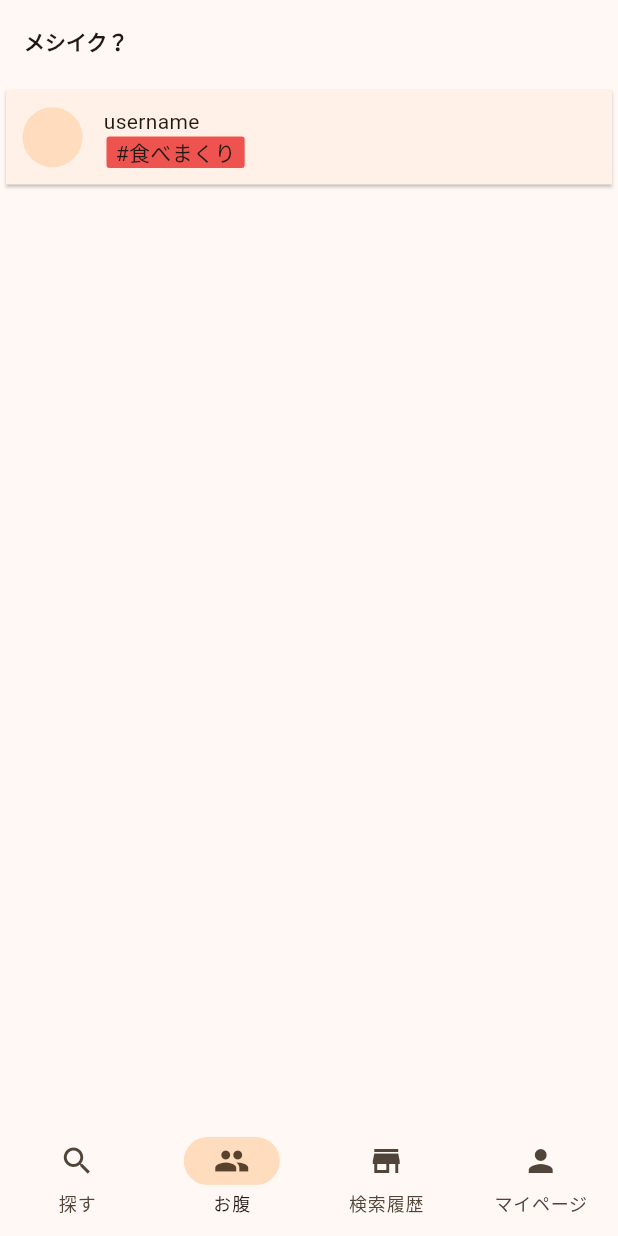
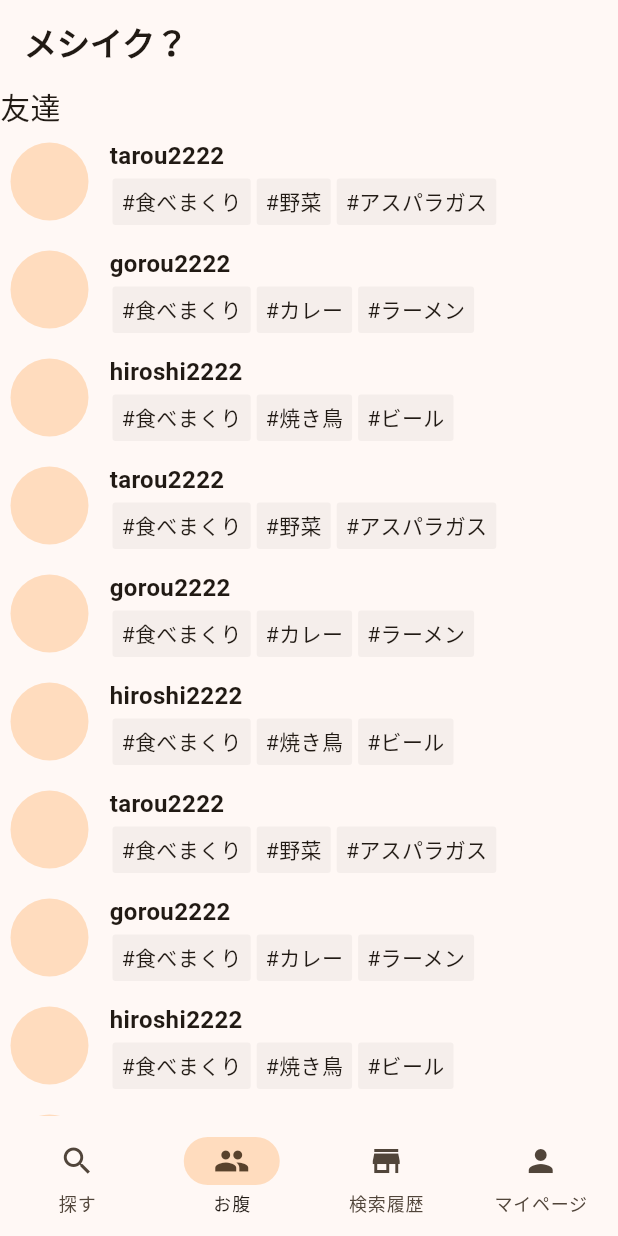
Before and after one commit to meshiiku/prototype_v1, a Flutter app: the screen it shows after launch, item 2 of the bottom bar chosen, on a phone screen of 412 x 824 dp. Run offline on Flutter 3.47's test engine with Material 3 defaults, Android fonts, the phone set to English and light mode, and no system bars; our stand-ins replace device_preview.

Commit message:
style: テーマリングとユーザーリストのレイアウトを改善

```diff
--- a/lib/components/user_card.dart
+++ b/lib/components/user_card.dart
@@ -11,29 +11,46 @@ class UserCard extends StatelessWidget {
     // TODO: implement build
     return Card(
       shape: RoundedRectangleBorder(),
+      shadowColor: Colors.transparent,
+      color: Theme.of(context).scaffoldBackgroundColor,
       child: Row(
         mainAxisAlignment: MainAxisAlignment.spaceBetween,
         children: [
           Container(
-            padding: EdgeInsets.all(10),
-            margin: EdgeInsets.all(1),
+            padding: EdgeInsets.all(1),
+            margin: EdgeInsets.all(2),
             child: Row(
               children: [
-                CircleAvatar(),
+                CircleAvatar(radius: 26),
                 SizedBox(width: 14),
                 Column(
                   crossAxisAlignment: CrossAxisAlignment.start,
                   children: [
-                    Text(profile.username),
+                    Text(
+                      profile.username,
+                      style: const TextStyle(
+                        fontWeight: FontWeight.bold,
+                        fontSize: 16,
+                      ),
+                    ),
                     Row(
                       children:
                           profile.hashtags
                               .map(
                                 (item) => Container(
-                                  padding: EdgeInsets.only(left: 6, right: 6),
-                                  margin: EdgeInsets.only(left: 2, right: 2),
+                                  padding: const EdgeInsets.only(
+                                    left: 6,
+                                    right: 6,
+                                    top: 5,
+                                    bottom: 5,
+                                  ),
+                                  margin: const EdgeInsets.only(
+                                    left: 2,
+                                    right: 2,
+                                    top: 4,
+                                  ),
                                   decoration: BoxDecoration(
-                                    color: Colors.red.shade400,
+                                    color: Theme.of(context).hoverColor,
                                     shape: BoxShape.rectangle,
                                     borderRadius: BorderRadius.circular(2.0),
                                   ),
--- /dev/null
+++ b/lib/constants/user_profile_dummies.dart
@@ -0,0 +1,64 @@
+import "package:prototype_v1/model/user_profile.dart";
+
+final dummyUsers = [
+  UserProfile("tarou2222", ["食べまくり", "野菜", "アスパラガス"]),
+  UserProfile("gorou2222", ["食べまくり", "カレー", "ラーメン"]),
+  UserProfile("hiroshi2222", ["食べまくり", "焼き鳥", "ビール"]),
+  UserProfile("tarou2222", ["食べまくり", "野菜", "アスパラガス"]),
+  UserProfile("gorou2222", ["食べまくり", "カレー", "ラーメン"]),
+  UserProfile("hiroshi2222", ["食べまくり", "焼き鳥", "ビール"]),
+  UserProfile("tarou2222", ["食べまくり", "野菜", "アスパラガス"]),
+  UserProfile("gorou2222", ["食べまくり", "カレー", "ラーメン"]),
+  UserProfile("hiroshi2222", ["食べまくり", "焼き鳥", "ビール"]),
+  UserProfile("tarou2222", ["食べまくり", "野菜", "アスパラガス"]),
+  UserProfile("gorou2222", ["食べまくり", "カレー", "ラーメン"]),
+  UserProfile("hiroshi2222", ["食べまくり", "焼き鳥", "ビール"]),
+  UserProfile("tarou2222", ["食べまくり", "野菜", "アスパラガス"]),
+  UserProfile("gorou2222", ["食べまくり", "カレー", "ラーメン"]),
+  UserProfile("hiroshi2222", ["食べまくり", "焼き鳥", "ビール"]),
+  UserProfile("tarou2222", ["食べまくり", "野菜", "アスパラガス"]),
+  UserProfile("gorou2222", ["食べまくり", "カレー", "ラーメン"]),
+  UserProfile("hiroshi2222", ["食べまくり", "焼き鳥", "ビール"]),
+  UserProfile("tarou2222", ["食べまくり", "野菜", "アスパラガス"]),
+  UserProfile("gorou2222", ["食べまくり", "カレー", "ラーメン"]),
+  UserProfile("hiroshi2222", ["食べまくり", "焼き鳥", "ビール"]),
+  UserProfile("tarou2222", ["食べまくり", "野菜", "アスパラガス"]),
+  UserProfile("gorou2222", ["食べまくり", "カレー", "ラーメン"]),
+  UserProfile("hiroshi2222", ["食べまくり", "焼き鳥", "ビール"]),
+  UserProfile("tarou2222", ["食べまくり", "野菜", "アスパラガス"]),
+  UserProfile("gorou2222", ["食べまくり", "カレー", "ラーメン"]),
+  UserProfile("hiroshi2222", ["食べまくり", "焼き鳥", "ビール"]),
+  UserProfile("tarou2222", ["食べまくり", "野菜", "アスパラガス"]),
+  UserProfile("gorou2222", ["食べまくり", "カレー", "ラーメン"]),
+  UserProfile("hiroshi2222", ["食べまくり", "焼き鳥", "ビール"]),
+  UserProfile("tarou2222", ["食べまくり", "野菜", "アスパラガス"]),
+  UserProfile("gorou2222", ["食べまくり", "カレー", "ラーメン"]),
+  UserProfile("hiroshi2222", ["食べまくり", "焼き鳥", "ビール"]),
+  UserProfile("tarou2222", ["食べまくり", "野菜", "アスパラガス"]),
+  UserProfile("gorou2222", ["食べまくり", "カレー", "ラーメン"]),
+  UserProfile("hiroshi2222", ["食べまくり", "焼き鳥", "ビール"]),
+  UserProfile("tarou2222", ["食べまくり", "野菜", "アスパラガス"]),
+  UserProfile("gorou2222", ["食べまくり", "カレー", "ラーメン"]),
+  UserProfile("hiroshi2222", ["食べまくり", "焼き鳥", "ビール"]),
+  UserProfile("tarou2222", ["食べまくり", "野菜", "アスパラガス"]),
+  UserProfile("gorou2222", ["食べまくり", "カレー", "ラーメン"]),
+  UserProfile("hiroshi2222", ["食べまくり", "焼き鳥", "ビール"]),
+  UserProfile("tarou2222", ["食べまくり", "野菜", "アスパラガス"]),
+  UserProfile("gorou2222", ["食べまくり", "カレー", "ラーメン"]),
+  UserProfile("hiroshi2222", ["食べまくり", "焼き鳥", "ビール"]),
+  UserProfile("tarou2222", ["食べまくり", "野菜", "アスパラガス"]),
+  UserProfile("gorou2222", ["食べまくり", "カレー", "ラーメン"]),
+  UserProfile("hiroshi2222", ["食べまくり", "焼き鳥", "ビール"]),
+  UserProfile("tarou2222", ["食べまくり", "野菜", "アスパラガス"]),
+  UserProfile("gorou2222", ["食べまくり", "カレー", "ラーメン"]),
+  UserProfile("hiroshi2222", ["食べまくり", "焼き鳥", "ビール"]),
+  UserProfile("tarou2222", ["食べまくり", "野菜", "アスパラガス"]),
+  UserProfile("gorou2222", ["食べまくり", "カレー", "ラーメン"]),
+  UserProfile("hiroshi2222", ["食べまくり", "焼き鳥", "ビール"]),
+  UserProfile("tarou2222", ["食べまくり", "野菜", "アスパラガス"]),
+  UserProfile("gorou2222", ["食べまくり", "カレー", "ラーメン"]),
+  UserProfile("hiroshi2222", ["食べまくり", "焼き鳥", "ビール"]),
+  UserProfile("tarou2222", ["食べまくり", "野菜", "アスパラガス"]),
+  UserProfile("gorou2222", ["食べまくり", "カレー", "ラーメン"]),
+  UserProfile("hiroshi2222", ["食べまくり", "焼き鳥", "ビール"]),
+];
--- a/lib/main.dart
+++ b/lib/main.dart
@@ -1,7 +1,7 @@
 import "package:flutter/material.dart";
+import "package:prototype_v1/constants/user_profile_dummies.dart";
 import "package:prototype_v1/components/navigation_bar.dart";
 import "package:prototype_v1/constants/theme.dart";
-import "package:prototype_v1/model/user_profile.dart";
 import "package:prototype_v1/screen/mypage-screen.dart";
 import "package:prototype_v1/screen/search-screen.dart";
 import "package:prototype_v1/screen/store-history-screen.dart";
@@ -49,7 +49,7 @@ class _MyHomePageState extends State<MyHomePage> {
     ProfileScreen(
       profiles: [
         // 仮データ
-        UserProfile("username", ["食べまくり"]),
+        ...dummyUsers,
       ],
     ),
     const StoreHistoryScreen(),
@@ -59,15 +59,20 @@ class _MyHomePageState extends State<MyHomePage> {
   @override
   Widget build(BuildContext context) {
     return Scaffold(
-      appBar: AppBar(
-        backgroundColor: Theme.of(context).scaffoldBackgroundColor,
-        title: const Text("メシイク？"),
-        titleTextStyle: TextStyle(
-          fontWeight: FontWeight.bold,
-          color: Theme.of(context).textTheme.bodyLarge?.color,
-        ),
+      body: NestedScrollView(
+        headerSliverBuilder:
+            (context, _) => [
+              SliverAppBar(
+                title: const Text(
+                  "メシイク？",
+                  style: TextStyle(fontWeight: FontWeight.bold),
+                ),
+                backgroundColor: Theme.of(context).scaffoldBackgroundColor,
+                surfaceTintColor: Theme.of(context).scaffoldBackgroundColor,
+              ),
+            ],
+        body: screens[_currentIndex],
       ),
-      body: screens[_currentIndex],
       bottomNavigationBar: CustomNavigationBar(
         currentTab: _currentIndex,
         onDestinationSelected: (index) {
--- a/lib/model/user_profile.dart
+++ b/lib/model/user_profile.dart
@@ -1,6 +1,6 @@
 class UserProfile {
   String username; // ユーザー名
-  List<String> hashtags; //ハッシュタグ
+  List<String> hashtags; // ハッシュタグ
 
   UserProfile(this.username, this.hashtags);
 }
--- a/lib/screen/mypage-screen.dart
+++ b/lib/screen/mypage-screen.dart
@@ -1,4 +1,6 @@
 import "package:flutter/material.dart";
+import "package:prototype_v1/components/user_card.dart";
+import "package:prototype_v1/model/user_profile.dart";
 
 class MyPageScreen extends StatelessWidget {
   const MyPageScreen({super.key});
@@ -6,6 +8,11 @@ class MyPageScreen extends StatelessWidget {
   @override
   Widget build(BuildContext context) {
     // TODO: implement build
-    return Text("my-page");
+    return ListView(
+      children: [
+        Text("マイページ"),
+        UserCard(profile: UserProfile("username", ["ラーメン"])),
+      ],
+    );
   }
 }
--- a/lib/screen/search-screen.dart
+++ b/lib/screen/search-screen.dart
@@ -10,6 +10,6 @@ class SearchScreen extends StatefulWidget {
 class _SearchScreenState extends State<SearchScreen> {
   @override
   Widget build(BuildContext context) {
-    return Text("Search screen...");
+    return Text("data");
   }
 }
--- a/lib/screen/users-screen.dart
+++ b/lib/screen/users-screen.dart
@@ -11,12 +11,17 @@ class ProfileScreen extends StatelessWidget {
 
   @override
   Widget build(BuildContext context) {
-    return ListView.builder(
-      itemCount: profiles.length,
-      itemBuilder: (context, index) {
-        final profile = profiles[index];
-        return UserCard(profile: profile);
-      },
+    return RawScrollbar(
+      thumbColor: Theme.of(context).highlightColor,
+      radius: Radius.circular(2.0),
+      thickness: 3,
+      child: ListView(
+        children: [
+          const Text("友達", style: TextStyle(fontSize: 20)),
+          ...profiles.map((item) => UserCard(profile: item)).toList(),
+          const Text("知り合いかも"),
+        ],
+      ),
     );
   }
 }
```
Also changed, not shown: 2 other files.
